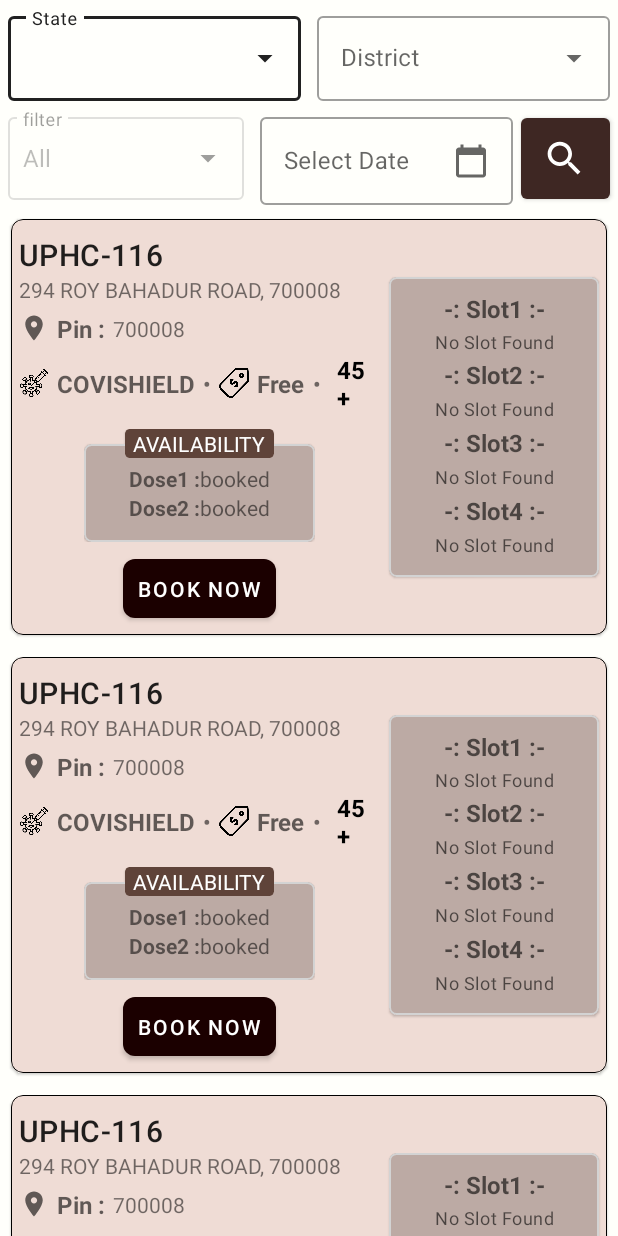
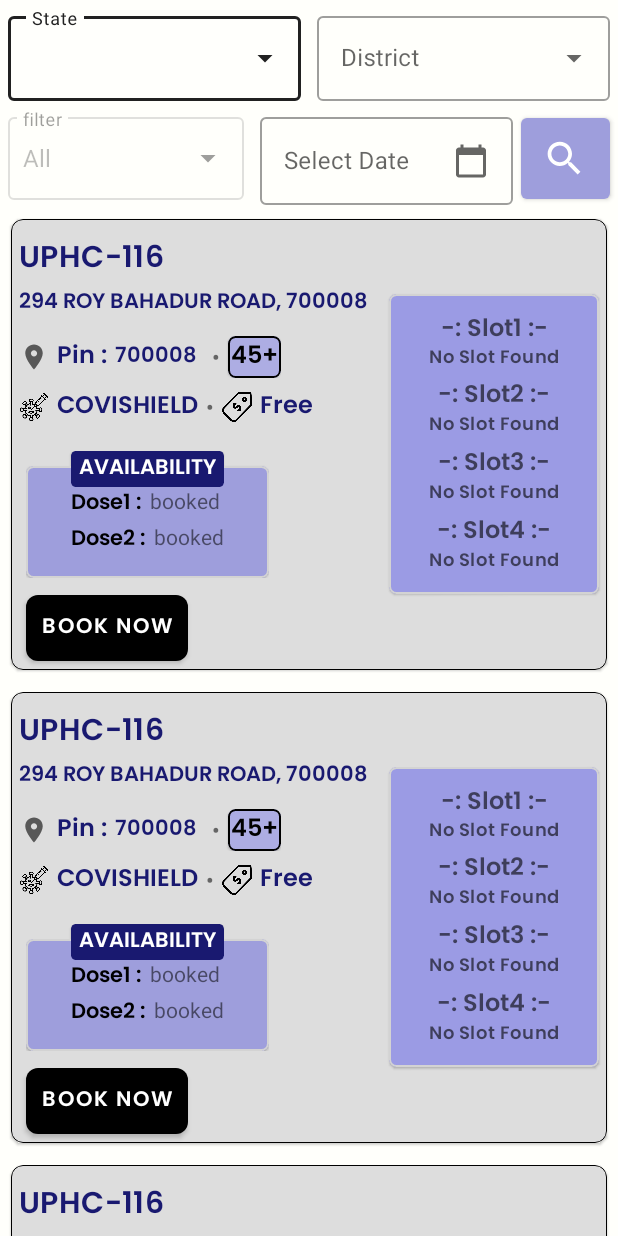
Before and after one commit to HeySitam/CovidHelp, an Android app: the layout activity_vaccine_status.xml on its own in the app's theme, with its tools: preview values and no code run, on a phone screen of 412 x 824 dp. Run offline under Robolectric (Android 15) with nearby library versions, the phone set to English and light mode, and no system bars.

Commit message:
Updated vaccine status UI (#81)
* Create README.md

* updated vaccine status UI

* changed color palatte of the UI

* changed color palatte of the UI

* Readme conflict resolved

Co-authored-by: Sitam Sardar <76570320+sitamadex11@users.noreply.github.com>

```diff
--- a/app/src/main/res/layout/activity_vaccine_status.xml
+++ b/app/src/main/res/layout/activity_vaccine_status.xml
@@ -115,7 +115,7 @@
            android:layout_weight="0.7"
            android:layout_marginTop="5dp"
            android:layout_marginEnd="5dp"
-           app:backgroundTint="#3e2723"
+           app:backgroundTint="#9E9EDC"
            android:drawableEnd="@drawable/ic_baseline_search_24"
            android:paddingEnd="15dp"
            android:layout_height="match_parent"/>
--- a/app/src/main/res/layout/vaccine_center_listitem.xml
+++ b/app/src/main/res/layout/vaccine_center_listitem.xml
@@ -5,7 +5,7 @@
     android:layout_height="wrap_content"
     app:strokeWidth="0.5dp"
     app:strokeColor="@color/black"
-    android:backgroundTint="#efdcd5"
+    android:backgroundTint="#DDDDDD"
     android:layout_margin="7dp"
     app:cardCornerRadius="8dp">
 
@@ -33,23 +33,29 @@
                     android:layout_width="wrap_content"
                     android:layout_height="wrap_content"
                     android:text="@string/uphc_116"
-                    android:textAppearance="@style/TextAppearance.MaterialComponents.Headline6" />
+                    android:fontFamily="@font/poppins_semibold"
+                    android:textAppearance="@style/TextAppearance.MaterialComponents.Headline6"
+                    android:textColor="#191970" />
 
                 <TextView
                     android:id="@+id/txtCenterAddress"
                     android:layout_width="wrap_content"
                     android:layout_height="wrap_content"
-                    android:text="@string/_294_roy_bahadur_road_700008" />
+                    android:text="@string/_294_roy_bahadur_road_700008"
+                    android:fontFamily="@font/poppins_semibold"
+                    android:textColor="#191970" />
 
                 <LinearLayout
                     android:layout_width="wrap_content"
                     android:layout_height="wrap_content"
-                    android:layout_marginTop="5dp">
+                    android:layout_marginTop="10dp">
+
                     <ImageView
                         android:layout_width="20dp"
                         android:layout_height="20dp"
                         android:layout_gravity="center"
                         android:src="@drawable/ic_baseline_location_on_24" />
+
                     <TextView
                         android:id="@+id/txtPin"
                         android:layout_width="wrap_content"
@@ -58,7 +64,9 @@
                         android:layout_marginStart="5dp"
                         android:layout_marginEnd="5dp"
                         android:text="@string/pin"
+                        android:fontFamily="@font/poppins_semibold"
                         android:textAppearance="@style/TextAppearance.AppCompat.Widget.ActionBar.Subtitle"
+                        android:textColor="#191970"
                         android:textStyle="bold" />
 
                     <TextView
@@ -66,7 +74,40 @@
                         android:layout_width="wrap_content"
                         android:layout_height="wrap_content"
                         android:layout_gravity="center"
-                        android:text="@string/_700008" />
+                        android:text="@string/_700008"
+                        android:fontFamily="@font/poppins_semibold"
+                        android:textColor="#191970" />
+
+                    <TextView
+                        android:layout_width="wrap_content"
+                        android:layout_height="wrap_content"
+                        android:layout_gravity="center"
+                        android:layout_marginStart="10dp"
+                        android:layout_marginEnd="5dp"
+                        android:text="@string/x"
+                        android:textStyle="bold" />
+
+                    <com.google.android.material.card.MaterialCardView
+                        android:layout_width="wrap_content"
+                        android:layout_height="wrap_content"
+                        android:backgroundTint="#ADADE3"
+                        app:cardCornerRadius="5dp"
+                        app:strokeColor="@color/black"
+                        app:strokeWidth="1dp">
+
+                        <TextView
+                            android:id="@+id/txtAgeLimit"
+                            android:layout_width="wrap_content"
+                            android:layout_height="wrap_content"
+                            android:layout_gravity="center"
+                            android:layout_marginStart="2dp"
+                            android:layout_marginEnd="2dp"
+                            android:text="@string/_45"
+                            android:fontFamily="@font/poppins_semibold"
+                            android:textAppearance="@style/TextAppearance.AppCompat.Widget.ActionBar.Subtitle"
+                            android:textColor="@color/black"
+                            android:textStyle="bold" />
+                    </com.google.android.material.card.MaterialCardView>
                 </LinearLayout>
 
                 <LinearLayout
@@ -88,7 +129,9 @@
                         android:layout_marginStart="5dp"
                         android:layout_marginEnd="5dp"
                         android:text="@string/covishield"
+                        android:fontFamily="@font/poppins_semibold"
                         android:textAppearance="@style/TextAppearance.AppCompat.Widget.ActionBar.Subtitle"
+                        android:textColor="#191970"
                         android:textStyle="bold" />
 
                     <TextView
@@ -113,27 +156,9 @@
                         android:layout_marginStart="5dp"
                         android:layout_marginEnd="5dp"
                         android:text="@string/free"
+                        android:fontFamily="@font/poppins_semibold"
                         android:textAppearance="@style/TextAppearance.AppCompat.Widget.ActionBar.Subtitle"
-                        android:textStyle="bold" />
-
-                    <TextView
-                        android:layout_width="wrap_content"
-                        android:layout_height="wrap_content"
-                        android:layout_gravity="center"
-                        android:layout_marginEnd="5dp"
-                        android:text="@string/x"
-                        android:textStyle="bold" />
-
-                    <TextView
-                        android:id="@+id/txtAgeLimit"
-                        android:layout_width="wrap_content"
-                        android:layout_height="wrap_content"
-                        android:layout_gravity="center"
-                        android:layout_marginStart="5dp"
-                        android:layout_marginEnd="5dp"
-                        android:text="@string/_45"
-                        android:textAppearance="@style/TextAppearance.AppCompat.Widget.ActionBar.Subtitle"
-                        android:textColor="@color/black"
+                        android:textColor="#191970"
                         android:textStyle="bold" />
                 </LinearLayout>
             </LinearLayout>
@@ -143,15 +168,15 @@
                 android:layout_width="wrap_content"
                 android:layout_height="wrap_content"
                 android:layout_below="@+id/llDetailsBody"
-                android:layout_centerHorizontal="true"
-                android:layout_marginTop="10dp"
+                android:layout_marginStart="10dp"
+                android:layout_marginTop="15dp"
                 android:layout_marginBottom="5dp">
 
                 <com.google.android.material.card.MaterialCardView
                     android:layout_width="wrap_content"
                     android:layout_height="wrap_content"
                     android:layout_marginTop="10dp"
-                    android:backgroundTint="#bcaaa4"
+                    android:backgroundTint="#9E9EDC"
                     app:cardCornerRadius="5dp"
                     app:strokeColor="#d3d3d3"
                     app:strokeWidth="1dp">
@@ -173,13 +198,16 @@
                             <TextView
                                 android:layout_width="wrap_content"
                                 android:layout_height="wrap_content"
+                                android:fontFamily="@font/poppins_semibold"
                                 android:text="@string/dose1"
+                                android:textColor="@color/black"
                                 android:textStyle="bold" />
 
                             <TextView
                                 android:id="@+id/txtDose1"
                                 android:layout_width="wrap_content"
                                 android:layout_height="wrap_content"
+                                android:layout_marginStart="5dp"
                                 android:text="@string/booked" />
                         </LinearLayout>
 
@@ -191,13 +219,16 @@
                             <TextView
                                 android:layout_width="wrap_content"
                                 android:layout_height="wrap_content"
+                                android:fontFamily="@font/poppins_semibold"
                                 android:text="@string/dose2"
+                                android:textColor="@color/black"
                                 android:textStyle="bold" />
 
                             <TextView
                                 android:id="@+id/txtDose2"
                                 android:layout_width="wrap_content"
                                 android:layout_height="wrap_content"
+                                android:layout_marginStart="5dp"
                                 android:text="@string/booked" />
                         </LinearLayout>
                     </LinearLayout>
@@ -207,7 +238,7 @@
                     android:layout_width="wrap_content"
                     android:layout_height="wrap_content"
                     android:layout_centerHorizontal="true"
-                    android:backgroundTint="#5f4339"
+                    android:backgroundTint="#191970"
                     app:cardCornerRadius="3dp">
 
                     <TextView
@@ -216,20 +247,22 @@
                         android:layout_marginStart="5dp"
                         android:layout_marginEnd="5dp"
                         android:text="@string/availability"
+                        android:fontFamily="@font/poppins_semibold"
                         android:textColor="@color/white" />
                 </com.google.android.material.card.MaterialCardView>
             </RelativeLayout>
+
             <com.google.android.material.button.MaterialButton
                 android:id="@+id/btnBookVac"
                 android:layout_width="wrap_content"
                 android:layout_height="wrap_content"
+                android:layout_below="@id/rlDose"
+                android:layout_marginStart="10dp"
+                android:padding="10dp"
                 android:text="@string/book_now"
-                app:backgroundTint="#1b0000"
-                app:cornerRadius="8dp"
-                android:layout_marginBottom="5dp"
-                android:layout_centerHorizontal="true"
-                android:layout_below="@id/rlDose"
-                android:padding="10dp"/>
+                android:fontFamily="@font/poppins_semibold"
+                app:backgroundTint="@color/black"
+                app:cornerRadius="8dp" />
         </RelativeLayout>
 
         <com.google.android.material.card.MaterialCardView
@@ -241,7 +274,7 @@
             android:layout_marginTop="5dp"
             android:layout_marginEnd="5dp"
             android:layout_marginBottom="5dp"
-            android:backgroundTint="#bcaaa4"
+            android:backgroundTint="#9B9BE4"
             app:cardCornerRadius="5dp"
             app:strokeColor="#d3d3d3"
             app:strokeWidth="1dp">
@@ -257,6 +290,7 @@
                     android:layout_height="0dp"
                     android:layout_weight="1"
                     android:gravity="center"
+                    android:fontFamily="@font/poppins_semibold"
                     android:text="@string/slot1"
                     android:textAppearance="@style/TextAppearance.AppCompat.Widget.ActionBar.Subtitle"
                     android:textStyle="bold" />
@@ -267,6 +301,7 @@
                     android:layout_height="0dp"
                     android:layout_weight="1"
                     android:gravity="center"
+                    android:fontFamily="@font/poppins_semibold"
                     android:text="@string/no_slot_found"
                     android:textAppearance="@style/TextAppearance.MaterialComponents.Caption" />
 
@@ -275,6 +310,7 @@
                     android:layout_height="0dp"
                     android:layout_weight="1"
                     android:gravity="center"
+                    android:fontFamily="@font/poppins_semibold"
                     android:text="@string/slot2"
                     android:textAppearance="@style/TextAppearance.AppCompat.Widget.ActionBar.Subtitle"
                     android:textStyle="bold" />
@@ -285,6 +321,7 @@
                     android:layout_height="0dp"
                     android:layout_weight="1"
                     android:gravity="center"
+                    android:fontFamily="@font/poppins_semibold"
                     android:text="@string/no_slot_found"
                     android:textAppearance="@style/TextAppearance.MaterialComponents.Caption" />
 
@@ -293,6 +330,7 @@
                     android:layout_height="0dp"
                     android:layout_weight="1"
                     android:gravity="center"
+                    android:fontFamily="@font/poppins_semibold"
                     android:text="@string/slot3"
                     android:textAppearance="@style/TextAppearance.AppCompat.Widget.ActionBar.Subtitle"
                     android:textStyle="bold" />
@@ -303,6 +341,7 @@
                     android:layout_height="0dp"
                     android:layout_weight="1"
                     android:gravity="center"
+                    android:fontFamily="@font/poppins_semibold"
                     android:text="@string/no_slot_found"
                     android:textAppearance="@style/TextAppearance.MaterialComponents.Caption" />
 
@@ -311,6 +350,7 @@
                     android:layout_height="0dp"
                     android:layout_weight="1"
                     android:gravity="center"
+                    android:fontFamily="@font/poppins_semibold"
                     android:text="@string/slot4"
                     android:textAppearance="@style/TextAppearance.AppCompat.Widget.ActionBar.Subtitle"
                     android:textStyle="bold" />
@@ -321,6 +361,7 @@
                     android:layout_height="0dp"
                     android:layout_weight="1"
                     android:gravity="center"
+                    android:fontFamily="@font/poppins_semibold"
                     android:text="@string/no_slot_found"
                     android:textAppearance="@style/TextAppearance.MaterialComponents.Caption" />
 
```
Also changed, not shown: 1 other file.
